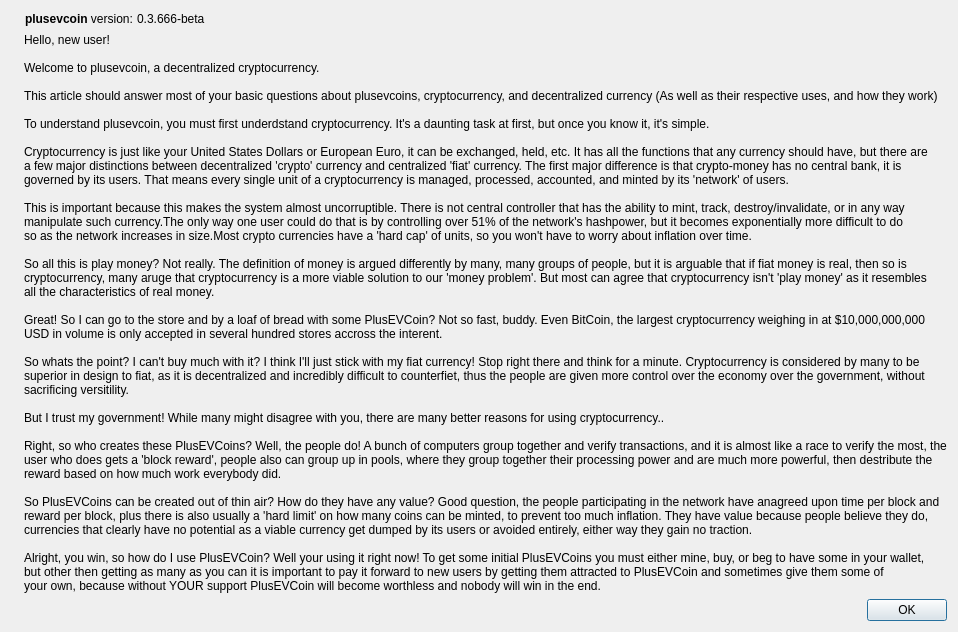
First picture: the form in src/qt/forms/BeginnerDialog.ui, repository plusevcoin/plusevcoin, before the edit.
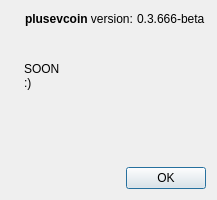
Second picture: the form after the edit. Icons and pictures are not drawn.

Commit message: v1.1.2 Tutorials and better mining debug

```diff
--- a/src/qt/forms/BeginnerDialog.ui
+++ b/src/qt/forms/BeginnerDialog.ui
@@ -6,8 +6,8 @@
    <rect>
     <x>0</x>
     <y>0</y>
-    <width>950</width>
-    <height>592</height>
+    <width>200</width>
+    <height>200</height>
    </rect>
   </property>
   <property name="windowTitle">
@@ -100,46 +100,11 @@
      <item>
       <widget class="QLabel" name="label_2">
        <property name="text">
-        <string>Hello, new user!
+           <string>SOON
+:)
 
-Welcome to plusevcoin, a decentralized cryptocurrency.
 
-This article should answer most of your basic questions about plusevcoins, cryptocurrency, and decentralized currency (As well as their respective uses, and how they work)
-
-To understand plusevcoin, you must first underdstand cryptocurrency. It's a daunting task at first, but once you know it, it's simple.
-
-Cryptocurrency is just like your United States Dollars or European Euro, it can be exchanged, held, etc. It has all the functions that any currency should have, but there are
-a few major distinctions between decentralized 'crypto' currency and centralized 'fiat' currency. The first major difference is that crypto-money has no central bank, it is
-governed by its users. That means every single unit of a cryptocurrency is managed, processed, accounted, and minted by its 'network' of users.
-
-This is important because this makes the system almost uncorruptible. There is not central controller that has the ability to mint, track, destroy/invalidate, or in any way
-manipulate such currency.The only way one user could do that is by controlling over 51% of the network's hashpower, but it becomes exponentially more difficult to do
-so as the network increases in size.Most crypto currencies have a 'hard cap' of units, so you won't have to worry about inflation over time.
-
-So all this is play money? Not really. The definition of money is argued differently by many, many groups of people, but it is arguable that if fiat money is real, then so is
-cryptocurrency, many aruge that cryptocurrency is a more viable solution to our 'money problem'. But most can agree that cryptocurrency isn't 'play money' as it resembles
-all the characteristics of real money.
-
-Great! So I can go to the store and by a loaf of bread with some PlusEVCoin? Not so fast, buddy. Even BitCoin, the largest cryptocurrency weighing in at $10,000,000,000
-USD in volume is only accepted in several hundred stores accross the interent.
-
-So whats the point? I can't buy much with it? I think I'll just stick with my fiat currency! Stop right there and think for a minute. Cryptocurrency is considered by many to be
-superior in design to fiat, as it is decentralized and incredibly difficult to counterfiet, thus the people are given more control over the economy over the government, without
-sacrificing versitility.
-
-But I trust my government! While many might disagree with you, there are many better reasons for using cryptocurrency..
-
-Right, so who creates these PlusEVCoins? Well, the people do! A bunch of computers group together and verify transactions, and it is almost like a race to verify the most, the
-user who does gets a 'block reward', people also can group up in pools, where they group together their processing power and are much more powerful, then destribute the
-reward based on how much work everybody did.
-
-So PlusEVCoins can be created out of thin air? How do they have any value? Good question, the people participating in the network have anagreed upon time per block and
-reward per block, plus there is also usually a 'hard limit' on how many coins can be minted, to prevent too much inflation. They have value because people believe they do,
-currencies that clearly have no potential as a viable currency get dumped by its users or avoided entirely, either way they gain no traction.
-
-Alright, you win, so how do I use PlusEVCoin? Well your using it right now! To get some initial PlusEVCoins you must either mine, buy, or beg to have some in your wallet,
-but other then getting as many as you can it is important to pay it forward to new users by getting them attracted to PlusEVCoin and sometimes give them some of
-your own, because without YOUR support PlusEVCoin will become worthless and nobody will win in the end.</string>
+           </string>
        </property>
        <property name="textInteractionFlags">
         <set>Qt::LinksAccessibleByMouse|Qt::TextSelectableByMouse</set>
```
Left out of the diff: 4 changed lines with no effect on the pictures. The commit also changes 12 other files.
